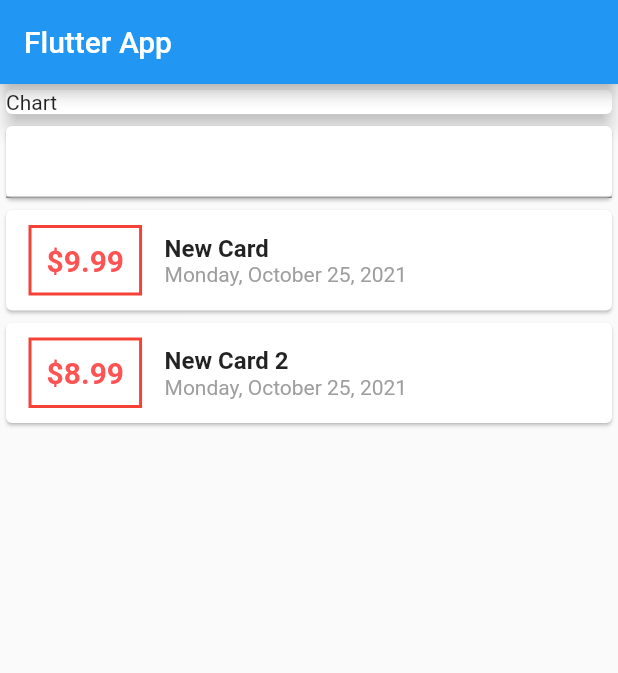
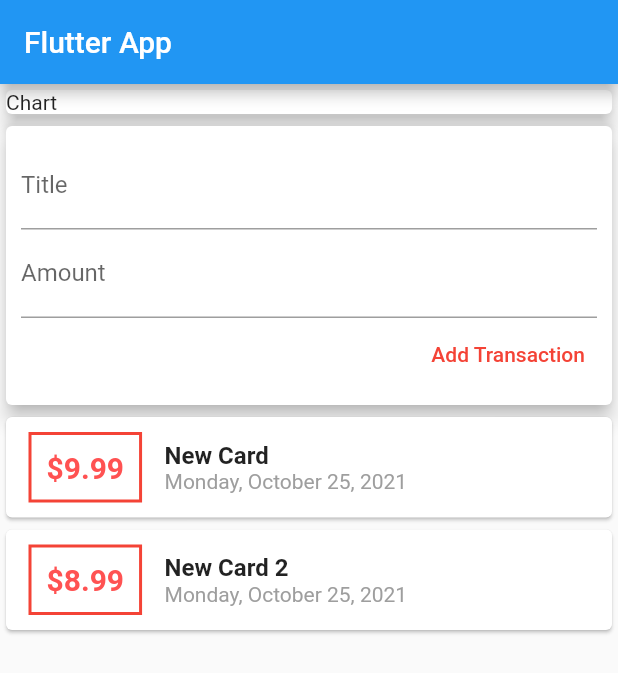
Before and after one commit to chaanto/expense_project, a Flutter app: the screen it shows after launch, on a phone screen of 412 x 824 dp. Shown: the top 673 px of the screen. Run offline on Flutter 3.47's test engine with Material 2 defaults, Android fonts, the phone set to English and light mode, and no system bars.

Commit message:
add submit data, and list view, split code to widget and models for better clean code, add type keyboard for amount textfields,

```diff
--- a/lib/main.dart
+++ b/lib/main.dart
@@ -1,7 +1,5 @@
+import 'package:expense_project/widgets/user_transaction.dart';
 import 'package:flutter/material.dart';
-import 'package:intl/intl.dart';
-
-import './transaction.dart';
 
 void main() {
   runApp(MyApp());
@@ -18,12 +16,6 @@ class MyApp extends StatelessWidget {
 }
 
 class MyHomePage extends StatelessWidget {
-  final List<Transaction> transactions = [
-    Transaction(
-        id: 't1', title: 'New Card', amount: 9.99, date: DateTime.now()),
-    Transaction(
-        id: 't2', title: 'New Card 2', amount: 8.99, date: DateTime.now()),
-  ];
 
   @override
   Widget build(BuildContext context) {
@@ -31,7 +23,8 @@ class MyHomePage extends StatelessWidget {
       appBar: AppBar(
         title: Text('Flutter App'),
       ),
-      body: Column(
+      body: SingleChildScrollView(
+        child: Column(
           // mainAxisAlignment: MainAxisAlignment.start,
           crossAxisAlignment: CrossAxisAlignment.stretch,
           children: <Widget>[
@@ -42,64 +35,9 @@ class MyHomePage extends StatelessWidget {
                 elevation: 5,
               ),
             ),
-          Card(
-            child: Column(
-              children: <Widget>[
-                TextField(),
-
+            UserTransaction()
           ],
         ),
-          ),
-          Column(
-            children: transactions.map((tx) {
-              return Card(
-                child: Row(
-                  children: <Widget>[
-                    Container(
-                      margin: EdgeInsets.symmetric(
-                        vertical: 10,
-                        horizontal: 15,
-                      ),
-                      decoration: BoxDecoration(
-                        border: Border.all(
-                          color: Colors.red,
-                          width: 2,
-                        ),
-                      ),
-                      padding: EdgeInsets.all(10),
-                      child: Text(
-                        '\$${tx.amount}',
-                        style: TextStyle(
-                          fontWeight: FontWeight.bold,
-                          fontSize: 20,
-                          color: Colors.redAccent,
-                        ),
-                      ),
-                    ),
-                    Column(
-                      crossAxisAlignment: CrossAxisAlignment.start,
-                      children: <Widget>[
-                        Text(
-                          tx.title,
-                          style: TextStyle(
-                            fontSize: 16,
-                            fontWeight: FontWeight.bold,
-                          ),
-                        ),
-                        Text(
-                          DateFormat.yMMMMEEEEd().format(tx.date),
-                          style: TextStyle(
-                            color: Colors.grey,
-                          ),
-                        ),
-                      ],
-                    )
-                  ],
-                ),
-              );
-            }).toList(),
-          ),
-        ],
       ),
     );
   }
--- /dev/null
+++ b/lib/widgets/new_transaction.dart
@@ -0,0 +1,57 @@
+import 'package:flutter/material.dart';
+
+class NewTransaction extends StatelessWidget {
+  final titleController = TextEditingController();
+  final amountController = TextEditingController();
+  final Function addTransactionHandler;
+
+  NewTransaction(this.addTransactionHandler);
+
+  void sumbitData() {
+    final enteredTitle = titleController.text;
+    final enteredAmount = double.parse(amountController.text);
+
+    print('hey dude you click me');
+
+    if (enteredTitle.isEmpty || enteredAmount <= 0) {
+      return;
+    }
+    addTransactionHandler(
+      enteredTitle,
+      enteredAmount,
+    );
+  }
+
+  @override
+  Widget build(BuildContext context) {
+    return Card(
+      elevation: 5,
+      child: Container(
+        padding: EdgeInsets.all(10),
+        child: Column(
+          crossAxisAlignment: CrossAxisAlignment.end,
+          children: <Widget>[
+            TextField(
+              decoration: InputDecoration(labelText: 'Title'),
+              controller: titleController,
+              onSubmitted: (_) => sumbitData(),
+            ),
+            TextField(
+              decoration: InputDecoration(labelText: 'Amount'),
+              controller: amountController,
+              keyboardType: TextInputType.number,
+              onSubmitted: (_) => sumbitData(),
+            ),
+            TextButton(
+              onPressed: sumbitData,
+              child: Text('Add Transaction'),
+              style: TextButton.styleFrom(
+                primary: Colors.red,
+              ),
+            ),
+          ],
+        ),
+      ),
+    );
+  }
+}
--- /dev/null
+++ b/lib/widgets/transaction_list.dart
@@ -0,0 +1,68 @@
+import 'package:expense_project/models/transaction.dart';
+import 'package:flutter/material.dart';
+
+import '../models/transaction.dart';
+import 'package:intl/intl.dart';
+
+class TransactionList extends StatelessWidget {
+   final List<Transaction> transactions;
+
+  TransactionList(this.transactions);
+
+  @override
+  Widget build(BuildContext context) {
+    return Container(
+      height: 300,
+      child: ListView.builder(
+        itemBuilder: (ctx, index) {
+          return Card(
+            child: Row(
+              children: <Widget>[
+                Container(
+                  margin: EdgeInsets.symmetric(
+                    vertical: 10,
+                    horizontal: 15,
+                  ),
+                  decoration: BoxDecoration(
+                    border: Border.all(
+                      color: Colors.red,
+                      width: 2,
+                    ),
+                  ),
+                  padding: EdgeInsets.all(10),
+                  child: Text(
+                    '\$${transactions[index].amount}',
+                    style: TextStyle(
+                      fontWeight: FontWeight.bold,
+                      fontSize: 20,
+                      color: Colors.redAccent,
+                    ),
+                  ),
+                ),
+                Column(
+                  crossAxisAlignment: CrossAxisAlignment.start,
+                  children: <Widget>[
+                    Text(
+                      transactions[index].title,
+                      style: TextStyle(
+                        fontSize: 16,
+                        fontWeight: FontWeight.bold,
+                      ),
+                    ),
+                    Text(
+                      DateFormat.yMMMMEEEEd().format(transactions[index].date),
+                      style: TextStyle(
+                        color: Colors.grey,
+                      ),
+                    ),
+                  ],
+                )
+              ],
+            ),
+          );
+        } ,
+        itemCount: transactions.length,
+      ),
+    );
+  }
+}
--- /dev/null
+++ b/lib/widgets/user_transaction.dart
@@ -0,0 +1,41 @@
+import 'package:flutter/material.dart';
+
+import 'package:expense_project/models/transaction.dart';
+import 'package:expense_project/widgets/new_transaction.dart';
+import 'package:expense_project/widgets/transaction_list.dart';
+
+class UserTransaction extends StatefulWidget {
+  @override
+  _UserTransactionState createState() => _UserTransactionState();
+}
+
+class _UserTransactionState extends State<UserTransaction> {
+  final List<Transaction> _userTransaction = [
+    Transaction(
+        id: 't1', title: 'New Card', amount: 9.99, date: DateTime.now()),
+    Transaction(
+        id: 't2', title: 'New Card 2', amount: 8.99, date: DateTime.now()),
+  ];
+
+  void _addNewTransaction(String txTitle, double txAmount) {
+    final newTx = Transaction(
+        id: DateTime.now().toString(),
+        title: txTitle,
+        amount: txAmount,
+        date: DateTime.now());
+
+    setState(() {
+      _userTransaction.add(newTx);
+    });
+  }
+
+  @override
+  Widget build(BuildContext context) {
+    return Column(
+      children: <Widget>[
+        NewTransaction(_addNewTransaction),
+        TransactionList(_userTransaction),
+      ],
+    );
+  }
+}
```
Also changed, not shown: lib/models/transaction.dart (renamed from lib/transaction.dart). Lines whose indentation alone changed are shown as unchanged.
